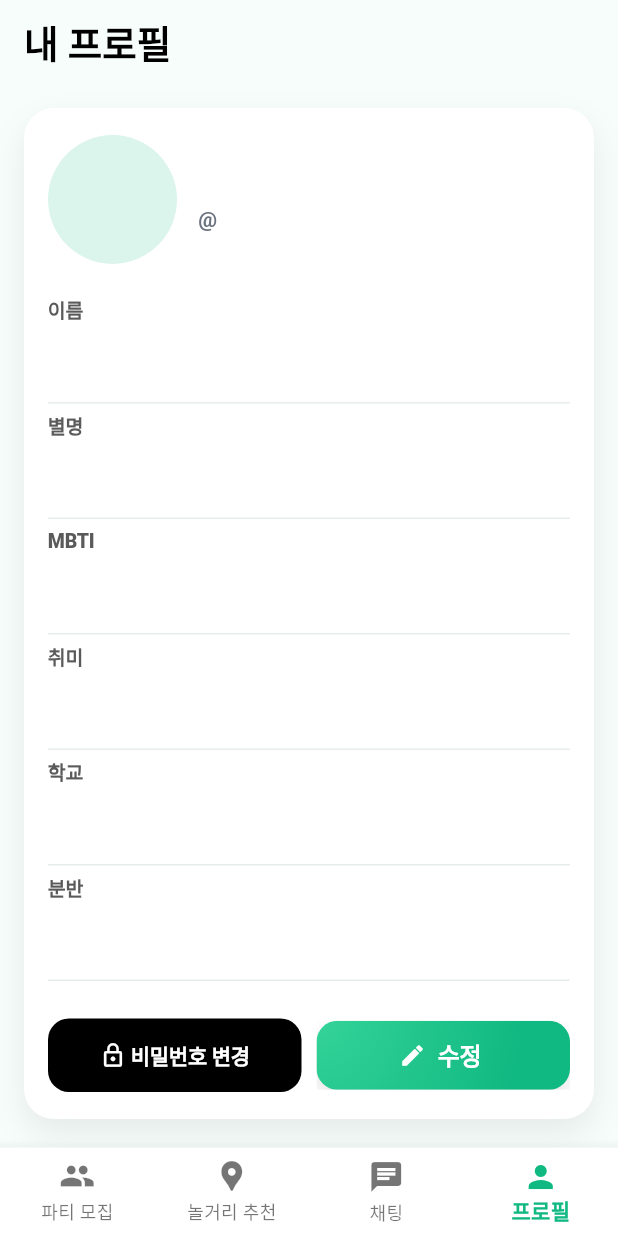
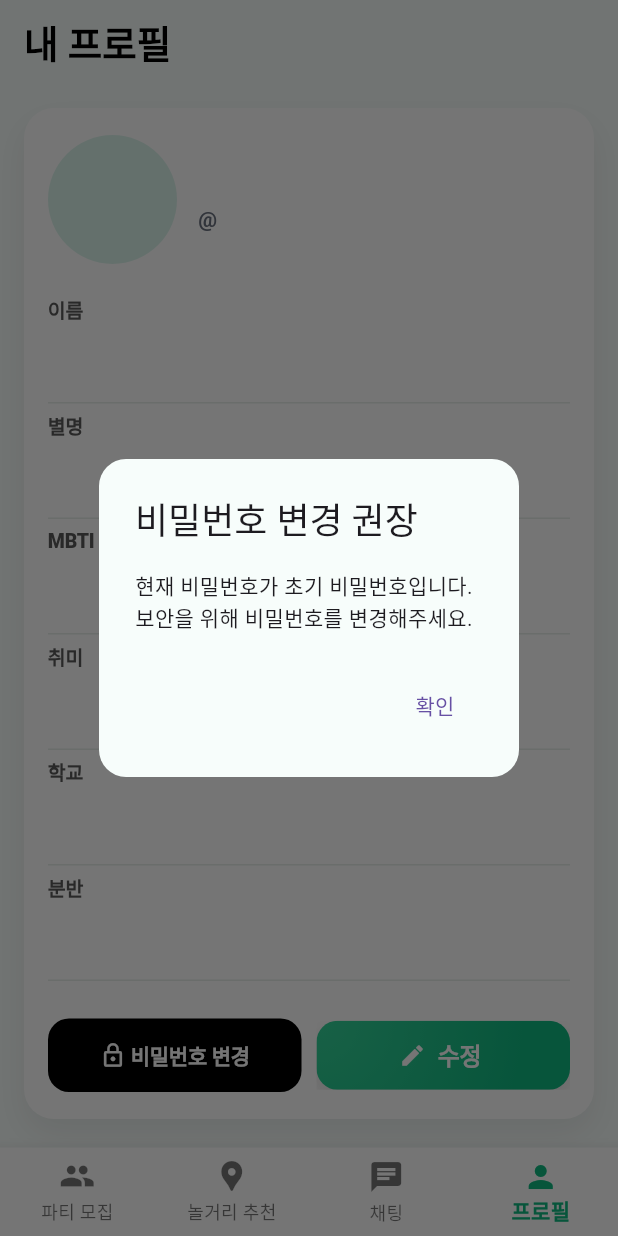
Before and after one commit to widewoods/madcamp_lounge_frontend, a Flutter app: the MainPage screen opened directly, on a phone screen of 412 x 824 dp. Run offline on Flutter 3.47's test engine with Material 3 defaults, Android fonts, the phone set to English and light mode, and no system bars; our stand-ins replace flutter_riverpod, flutter_secure_storage, geolocator, pool; missing offline and left inert: flutter_naver_map, stomp_dart_client; accounts and stored records are empty; network calls fail; Roboto replaces fonts that are missing (Pretendard).

Commit message:
비밀번호 dialog

```diff
--- a/lib/pages/main_page.dart
+++ b/lib/pages/main_page.dart
@@ -13,9 +13,11 @@ class MainPage extends ConsumerStatefulWidget {
   const MainPage({
     super.key,
     this.startIndex,
+    this.showPasswordChangeDialog = false,
   });
 
   final int? startIndex;
+  final bool showPasswordChangeDialog;
 
   @override
   ConsumerState<MainPage> createState() => _MainPageState();
@@ -48,6 +50,29 @@ class _MainPageState extends ConsumerState<MainPage> {
       ref.read(allPlacesProvider.future);
       }
     );
+    if (widget.showPasswordChangeDialog) {
+      WidgetsBinding.instance.addPostFrameCallback((_) {
+        if (!mounted) return;
+        showDialog<void>(
+          context: context,
+          barrierDismissible: false,
+          builder: (context) {
+            return AlertDialog(
+              title: const Text('비밀번호 변경 권장'),
+              content: const Text(
+                '현재 비밀번호가 초기 비밀번호입니다.\n보안을 위해 비밀번호를 변경해주세요.',
+              ),
+              actions: [
+                TextButton(
+                  onPressed: () => Navigator.of(context).pop(),
+                  child: const Text('확인'),
+                ),
+              ],
+            );
+          },
+        );
+      });
+    }
   }
 
   @override
```
Also changed, not shown: lib/pages/login.dart (+10 -4 lines), pubspec.lock.
